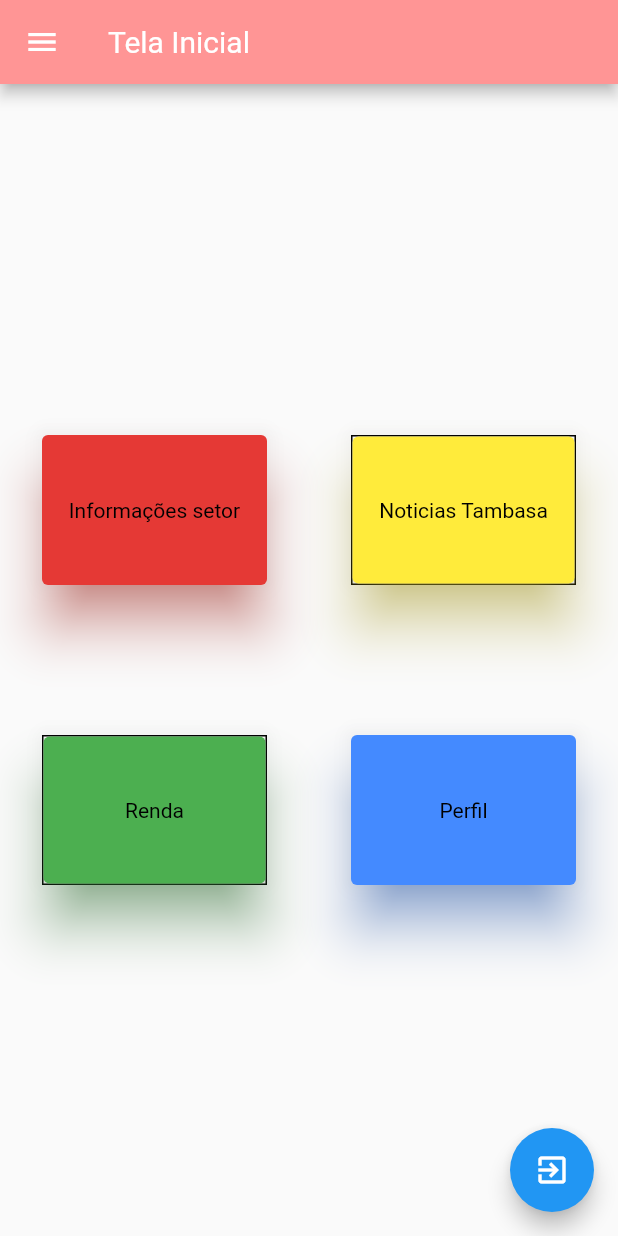
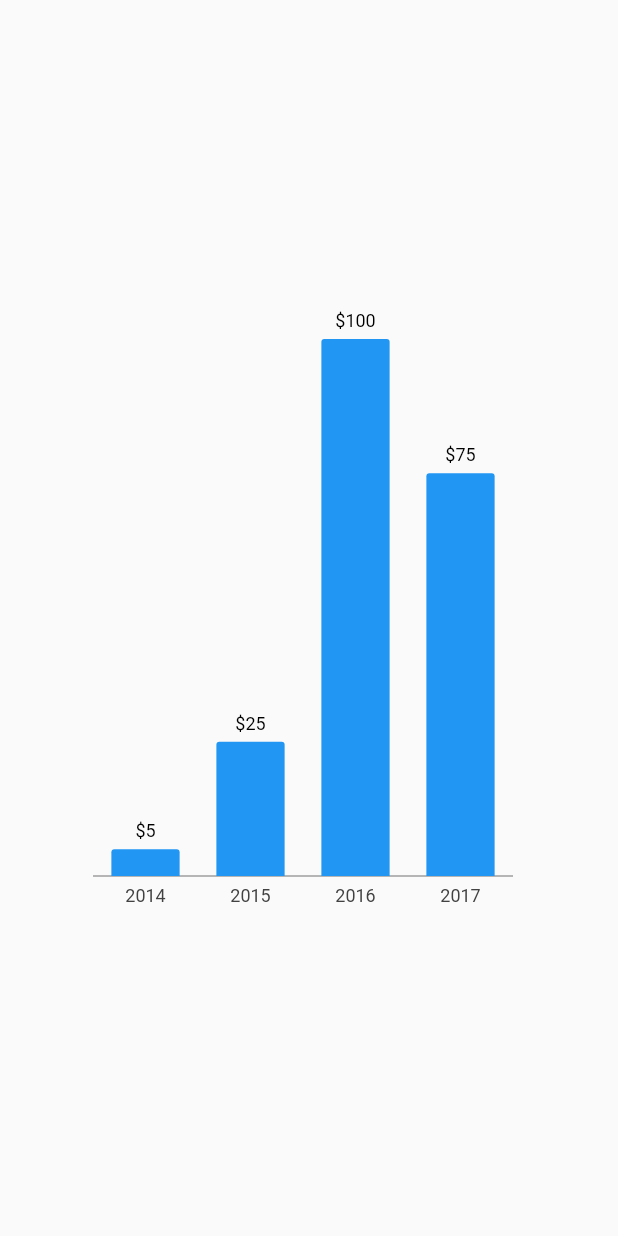
Before and after one commit to Psykhepathos/Agua_App, a Flutter app: the HomePage screen opened directly, on a phone screen of 412 x 824 dp. Run offline on Flutter 3.47's test engine with Material 2 defaults, Android fonts, the phone set to English and light mode, and no system bars; our stand-ins replace charts_flutter, material_design_icons_flutter.

Commit message:
Não faço ideia de como funciona

```diff
--- /dev/null
+++ b/lib/chart/developer_series.dart
@@ -0,0 +1,16 @@
+import 'package:charts_flutter/flutter.dart' as charts;
+import 'package:flutter/foundation.dart';
+
+class DeveloperSeries {
+  final int year;
+  final int developers;
+  final charts.Color barColor;
+
+  DeveloperSeries({
+    required this.year,
+    required this.developers,
+    required this.barColor,
+  });
+
+
+}
--- /dev/null
+++ b/lib/chart/home_page.dart
@@ -0,0 +1,93 @@
+import 'package:flutter/cupertino.dart';
+import 'package:flutter/material.dart';
+import 'package:flutter_application_1/chart/developer_chart.dart';
+import 'package:flutter_application_1/chart/subscriber_chart.dart';
+import 'package:flutter_application_1/chart/subscriber_series.dart';
+import 'package:charts_flutter/flutter.dart' as charts;
+import 'package:flutter_application_1/chart/developer_series.dart';
+import 'package:flutter_application_1/chart/teste.dart';
+
+class HomePage extends StatefulWidget {
+  const HomePage({Key? key}) : super(key: key);
+
+  @override
+  State<HomePage> createState() {
+    return HomePageState();
+  }
+}
+
+class HomePageState extends State<HomePage> {
+  final List<SubscriberSeries> data = [
+    SubscriberSeries(
+      year: '2009',
+      subscribers: 500,
+      barColor: charts.ColorUtil.fromDartColor(Colors.blue),
+    ),
+    SubscriberSeries(
+      year: '2010',
+      subscribers: 700,
+      barColor: charts.ColorUtil.fromDartColor(Colors.blue),
+    ),
+    SubscriberSeries(
+      year: '2011',
+      subscribers: 1000,
+      barColor: charts.ColorUtil.fromDartColor(Colors.blue),
+    ),
+    SubscriberSeries(
+      year: '2012',
+      subscribers: 1500,
+      barColor: charts.ColorUtil.fromDartColor(Colors.blue),
+    ),
+    SubscriberSeries(
+      year: '2013',
+      subscribers: 2000,
+      barColor: charts.ColorUtil.fromDartColor(Colors.blue),
+    ),
+    SubscriberSeries(
+      year: '2014',
+      subscribers: 2700,
+      barColor: charts.ColorUtil.fromDartColor(Colors.red),
+    ),
+  ];
+
+  final List<DeveloperSeries> data2 = [
+    DeveloperSeries(
+      year: 2017,
+      developers: 40000,
+      barColor: charts.ColorUtil.fromDartColor(Colors.green),
+    ),
+    DeveloperSeries(
+      year: 2018,
+      developers: 5000,
+      barColor: charts.ColorUtil.fromDartColor(Colors.green),
+    ),
+    DeveloperSeries(
+      year: 2019,
+      developers: 40000,
+      barColor: charts.ColorUtil.fromDartColor(Colors.green),
+    ),
+    DeveloperSeries(
+      year: 2020,
+      developers: 35000,
+      barColor: charts.ColorUtil.fromDartColor(Colors.green),
+    ),
+    DeveloperSeries(
+      year: 2021,
+      developers: 45000,
+      barColor: charts.ColorUtil.fromDartColor(Colors.green),
+    ),
+  ];
+
+  @override
+  Widget build(BuildContext context) {
+    // ignore: prefer_const_constructors
+    return Scaffold(
+        body: Center(
+      child: Container(
+        height: 400,
+        width: 300,
+        child: VerticalBarLabelChart.withSampleData(),
+      ),
+    ));
+  }
+}
--- /dev/null
+++ b/lib/chart/subscriber_series.dart
@@ -0,0 +1,13 @@
+import 'package:charts_flutter/flutter.dart' as charts;
+import 'package:flutter/foundation.dart';
+
+class SubscriberSeries {
+  final String year;
+  final int subscribers;
+  final charts.Color barColor;
+  SubscriberSeries({
+    required this.year,
+    required this.subscribers,
+    required this.barColor,
+  });
+}
--- /dev/null
+++ b/lib/chart/teste.dart
@@ -0,0 +1,58 @@
+/// Vertical bar chart with bar label renderer example.
+import 'package:charts_flutter/flutter.dart' as charts;
+import 'package:flutter/material.dart';
+import '/components/chart.dart';
+
+class VerticalBarLabelChart extends StatelessWidget {
+  final List<charts.Series<dynamic, String>> seriesList;
+  final bool animate;
+
+  VerticalBarLabelChart(this.seriesList, {this.animate = true});
+  factory VerticalBarLabelChart.withSampleData() {
+    return new VerticalBarLabelChart(
+      _createSampleData(),
+      animate: false,
+    );
+  }
+
+  @override
+  Widget build(BuildContext context) {
+    return new charts.BarChart(
+      seriesList,
+      animate: animate,
+      primaryMeasureAxis: charts.NumericAxisSpec(
+        renderSpec: charts.NoneRenderSpec(),
+      ),
+      barRendererDecorator: new charts.BarLabelDecorator<String>(
+          labelPosition: charts.BarLabelPosition.outside),
+      domainAxis: new charts.OrdinalAxisSpec(),
+    );
+  }
+
+  static List<charts.Series<OrdinalSales, String>> _createSampleData() {
+    final data = [
+      new OrdinalSales('2014', 5),
+      new OrdinalSales('2015', 25),
+      new OrdinalSales('2016', 100),
+      new OrdinalSales('2017', 75),
+    ];
+
+    return [
+      new charts.Series<OrdinalSales, String>(
+        id: 'Sales',
+        domainFn: (OrdinalSales sales, _) => sales.year,
+        measureFn: (OrdinalSales sales, _) => sales.sales,
+        data: data,
+        labelAccessorFn: (OrdinalSales sales, _) =>
+            '\$${sales.sales.toString()}',
+      )
+    ];
+  }
+}
+
+class OrdinalSales {
+  final String year;
+  final int sales;
+
+  OrdinalSales(this.year, this.sales);
+}
--- a/lib/components/chart_bar.dart
+++ b/lib/components/chart_bar.dart
@@ -26,7 +26,7 @@ class ChartBar extends StatelessWidget {
         SizedBox(height: 20),
         Container(
           height: 150,
-          width: 40,
+          width: 25,
           child: Stack(
             alignment: Alignment.bottomCenter,
             children: <Widget>[
--- a/lib/home_page.dart
+++ /dev/null
@@ -1,171 +0,0 @@
-import 'package:flutter/cupertino.dart';
-import 'package:flutter/material.dart';
-
-class HomePage extends StatefulWidget {
-  const HomePage({Key? key}) : super(key: key);
-
-  @override
-  State<HomePage> createState() {
-    return HomePageState();
-  }
-}
-
-class HomePageState extends State<HomePage> {
-  int counter = 0;
-  @override
-  Widget build(BuildContext context) {
-    return Scaffold(
-      // Tela inicial, basicamente fiz os botões para navegação entre telas, também fiz um Drawer para cabeçalho
-      // que vai ter acesso a foto, produtivo e outras informações do usuario.
-      drawer: Drawer(
-        // Acesse nos 3 pontinhos, lá vai ser a navegação para fora do app e para administradores/encarregados.
-        child: Column(
-          children: [
-            UserAccountsDrawerHeader(
-                currentAccountPicture: ClipRRect(
-                  borderRadius: BorderRadius.circular(30),
-                  child: Image.network(
-                      'https://pbs.twimg.com/profile_images/1429646394944626695/FYyejPyN_400x400.jpg'),
-                ),
-                accountName: const Text('Diogo Fontoura'),
-                accountEmail: const Text('15857')),
-            ListTile(
-              leading: const Icon(Icons.home),
-              title: const Text('Inicio'),
-              onTap: () {
-                Navigator.of(context).pushReplacementNamed('/home');
-              },
-            ),
-            ListTile(
-              leading: const Icon(Icons.exit_to_app),
-              title: const Text('Sair'),
-              onTap: () {
-                Navigator.of(context).pushReplacementNamed('/');
-              },
-            ),
-          ],
-        ),
-      ),
-      appBar: AppBar(
-        // Pensando em fazer uma versão noturna e colocar no widget de transformação na appbar
-        title: const Text('Tela Inicial'),
-      ),
-      body: SizedBox(
-        width: double.infinity,
-        height: double.infinity,
-        child: Column(
-          mainAxisAlignment: MainAxisAlignment.center,
-          children: [
-            Row(
-              mainAxisAlignment: MainAxisAlignment.spaceAround,
-              children: [
-                SizedBox(
-                  // Essa futura primeira tela será aonde os encarregados/secretario do setor irá informar as noticias do setor especifico
-                  // tipo deposito/expedição etc
-                  width: 150,
-                  height: 100,
-                  child: ElevatedButton(
-                    style: TextButton.styleFrom(
-                        backgroundColor: Colors.red[600],
-                        elevation: 15,
-                        shadowColor: Colors.red),
-                    onPressed: () {
-                      Navigator.of(context).pushReplacementNamed('/home');
-                    },
-                    child: const Text(
-                      'Informações setor',
-                      style: TextStyle(color: Colors.black),
-                    ),
-                  ),
-                ),
-                Container(
-                  // Esse botão eu fiz com borda pois estou testando os mais agradaveis aos olhos, mas é tudo decoração
-                  // nessa futura tela pretendo colocar uma API no site da tambasa, para verificação de produtos/noticias do site
-                  // mesmo que ele n seja tão ultilizado da pra ver os produtos e futuramente fazer uma verificação do preço com desconto
-                  // para o colaborador
-                  width: 150,
-                  height: 100,
-                  decoration:
-                      BoxDecoration(border: Border.all(color: Colors.black)),
-                  child: ElevatedButton(
-                    style: TextButton.styleFrom(
-                        backgroundColor: Colors.yellow,
-                        elevation: 15,
-                        shadowColor: Colors.yellow),
-                    onPressed: () {
-                      Navigator.of(context).pushReplacementNamed('/home');
-                    },
-                    child: const Text(
-                      'Noticias Tambasa',
-                      style: TextStyle(color: Colors.black),
-                    ),
-                  ),
-                ),
-              ],
-            ),
-            Container(
-              height: 100,
-            ),
-            Row(
-              mainAxisAlignment: MainAxisAlignment.spaceAround,
-              children: [
-                Container(
-                  // Essa vai ser a tela mais complexa, quero fazer uma implementação com o banco para poder ver a produção do colaborador
-                  // até aquele determinado periodo do mês, a maioria dos encarregados sempre mostra quando pedem, a ideia é fornecer informações
-                  // para um melhor desempenho, um historico de produção com gráficos e também vou fazer uma IA para especulação da futura renda
-                  // baseada nos dados de produtividade do mês, tudo especulativo e usando JAVA.
-                  width: 150,
-                  height: 100,
-                  decoration:
-                      BoxDecoration(border: Border.all(color: Colors.black)),
-                  child: ElevatedButton(
-                    style: TextButton.styleFrom(
-                        backgroundColor: Colors.green,
-                        elevation: 15,
-                        shadowColor: Colors.green),
-                    onPressed: () {
-                      Navigator.of(context).pushReplacementNamed('/home');
-                    },
-                    child: const Text(
-                      'Renda',
-                      style: TextStyle(color: Colors.black),
-                    ),
-                  ),
-                ),
-                SizedBox(
-                  // O perfil vai ser uma tela com acesso ao parametro, com informações tipo endereço e e-mail, a ideia é obrigatoriamente pedir
-                  // o colaborador em um determinado tempo para atualizar suas informações do parametro pois de acordo com os setores, quando tentam
-                  // entrar em contato com o colaborador as informações estão sempre desatualizadas.
-                  width: 150,
-                  height: 100,
-                  child: ElevatedButton(
-                    style: TextButton.styleFrom(
-                        backgroundColor: Colors.blueAccent,
-                        elevation: 15,
-                        shadowColor: Colors.blueAccent),
-                    onPressed: () {
-                      Navigator.of(context).pushReplacementNamed('/home');
-                    },
-                    child: const Text(
-                      'Perfil',
-                      style: TextStyle(color: Colors.black),
-                    ),
-                  ),
-                ),
-              ],
-            )
-          ],
-        ),
-      ),
-      floatingActionButton: FloatingActionButton(
-        // Botão de voltar para a tela inicial
-        child: const Icon(Icons.exit_to_app),
-        onPressed: () {
-          setState(() {
-            Navigator.of(context).pushReplacementNamed('/');
-          });
-        },
-      ),
-    );
-  }
-}
--- a/pubspec.yaml
+++ b/pubspec.yaml
@@ -31,6 +31,7 @@ dependencies:
     sdk: flutter
   intl: ^0.17.0
   fl_chart: ^0.40.2
+  charts_flutter: ^0.12.0
 
 
   # The following adds the Cupertino Icons font to your application.
```
Also changed, not shown: lib/app_widget.dart (+4 -3 lines), lib/chart/developer_chart.dart (added, +27 -0 lines), lib/chart/subscriber_chart.dart (added, +31 -0 lines), lib/components/chart.dart (+18 -15 lines), lib/components/chart_teste.dart (deleted, +0 -19 lines), pubspec.lock.
